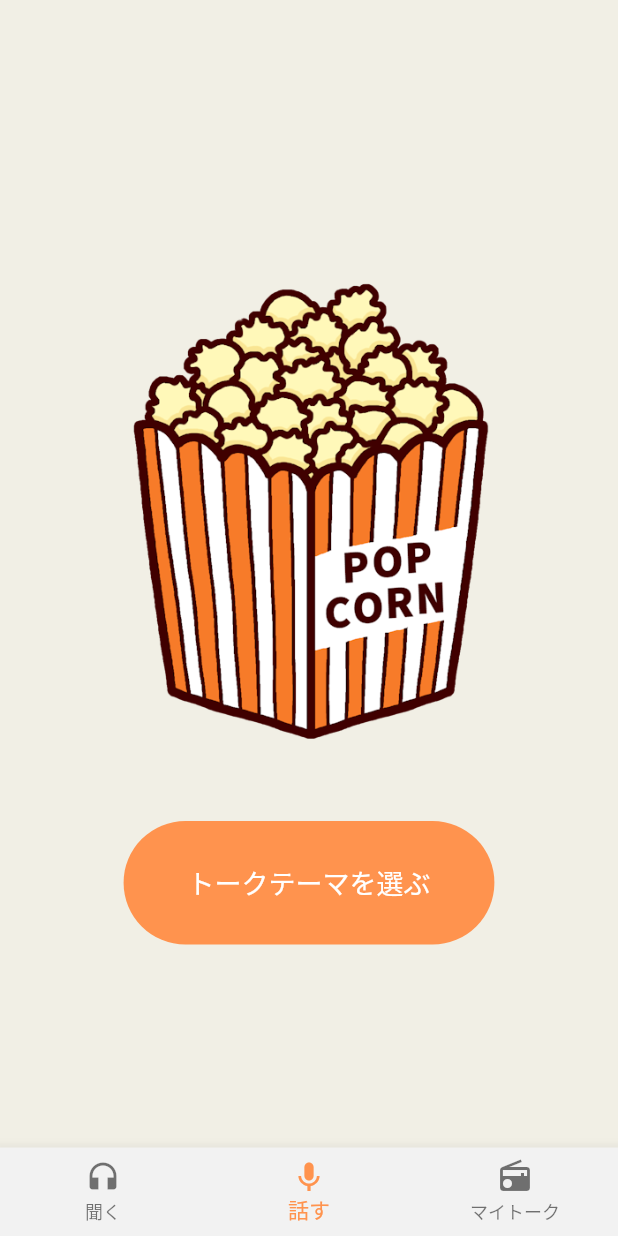
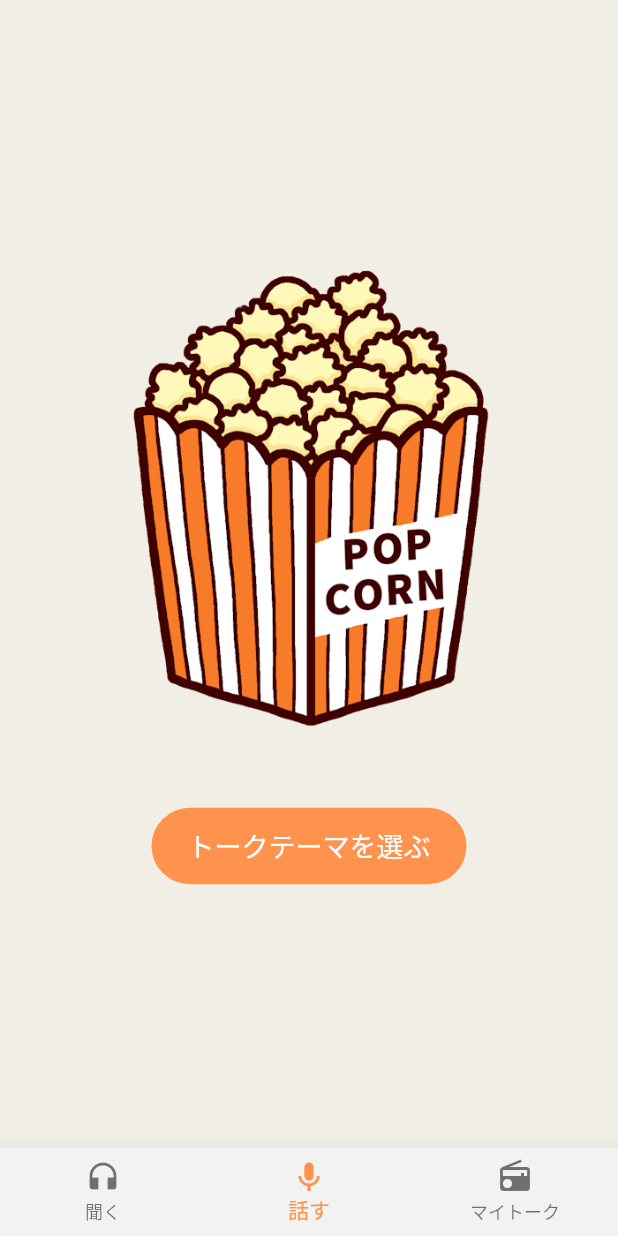
Before and after one commit to masa-tokyo/pop_talk, a Flutter app: the screen it shows after launch, on a phone screen of 412 x 824 dp. Run offline on Flutter 3.47's test engine with Material 2 defaults, Android fonts, the phone set to English and light mode, and no system bars; our stand-ins replace cloud_firestore, firebase_analytics, firebase_auth, firebase_core, firebase_storage, flutter_dotenv and 11 more; missing offline and left inert: flutter_sound; accounts and stored records are empty; network calls fail; statements that could not run were skipped; project files that could hold a hidden picture were left out.

Commit message:
[Mod] ガチャ周りのUIを修正

```diff
--- a/lib/presentation/ui/templates/talk/gacha.dart
+++ b/lib/presentation/ui/templates/talk/gacha.dart
@@ -19,9 +19,6 @@ class _GachaViewState extends State<GachaView>
   double? blockSizeHorizontal;
   double? blockSizeVertical;
 
-  double? btnSizeHorizontal;
-  double? btnSizeVertical;
-
   bool isTapped = false;
 
   @override
@@ -39,9 +36,6 @@ class _GachaViewState extends State<GachaView>
     blockSizeHorizontal = screenWidth! / 100;
     blockSizeVertical = screenHeight! / 100;
 
-    btnSizeHorizontal = blockSizeHorizontal! * 60; //幅
-    btnSizeVertical = blockSizeVertical! * 10; //高
-
     final _talkTopicNotifier = context.read(talkTopicProvider);
     return Center(
       child: isTapped
@@ -57,24 +51,24 @@ class _GachaViewState extends State<GachaView>
                   },
                   child: imageWidget,
                 ),
-                SizedBox(
-                  width: btnSizeHorizontal,
-                  height: btnSizeVertical,
-                ),
+                const SizedBox(height: 100),
               ],
             )
           : Column(
               mainAxisSize: MainAxisSize.min,
               children: [
                 imageWidget,
-                LayoutBuilder(builder:
-                    (BuildContext context, BoxConstraints constraints) {
-                  return SizedBox(
-                    width: btnSizeHorizontal,
-                    height: btnSizeVertical,
-                    child: ElevatedButton(
+                SizedBox(
+                  height: 100,
+                  child: Column(
+                    children: [
+                      ElevatedButton(
                         style: ElevatedButton.styleFrom(
                           shape: const StadiumBorder(),
+                          padding: const EdgeInsets.symmetric(
+                            horizontal: 24,
+                            vertical: 12,
+                          ),
                         ),
                         onPressed: () {
                           setState(() {
@@ -89,8 +83,9 @@ class _GachaViewState extends State<GachaView>
                           ),
                         ),
                       ),
-                  );
-                })
+                    ],
+                  ),
+                ),
               ],
             ),
     );
--- a/lib/presentation/ui/templates/talk/talk_topics.dart
+++ b/lib/presentation/ui/templates/talk/talk_topics.dart
@@ -197,6 +197,14 @@ class _PopCornGridViewState extends State<PopCornGridView>
   }
 
   @override
+  void dispose() {
+    fadeController.dispose();
+    expandcontroller.dispose();
+    shrinkcontroller.dispose();
+    super.dispose();
+  }
+
+  @override
   Widget build(BuildContext context) {
     final size = MediaQuery.of(context).size;
 
```
Lines whose indentation alone changed are shown as unchanged.
